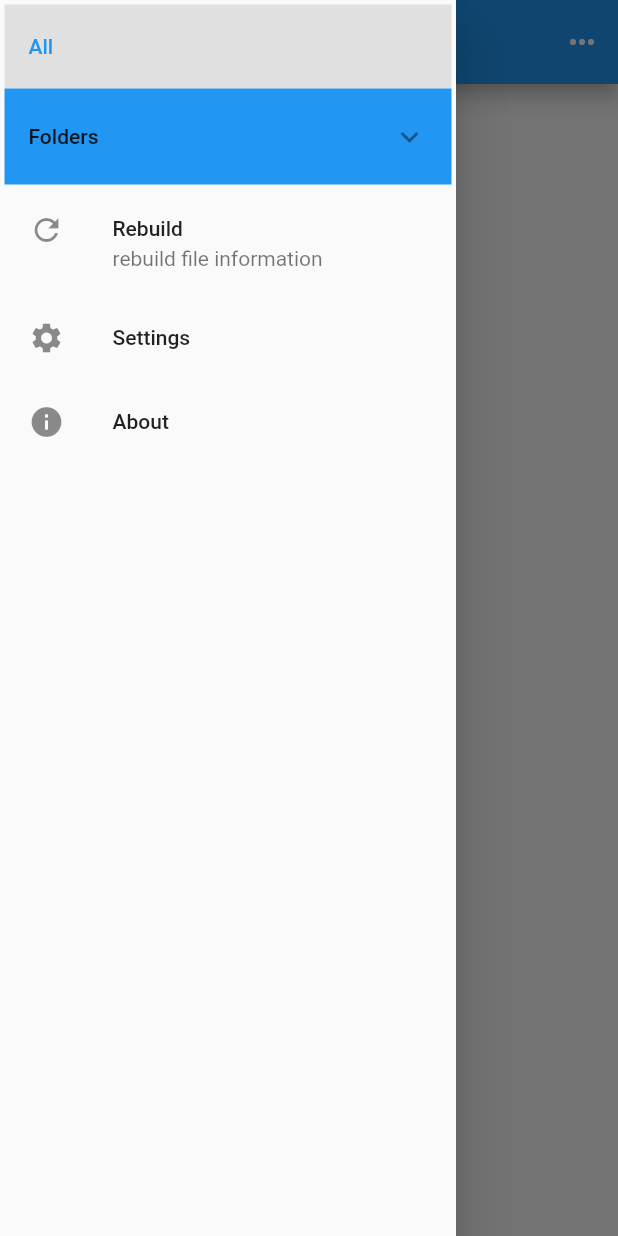
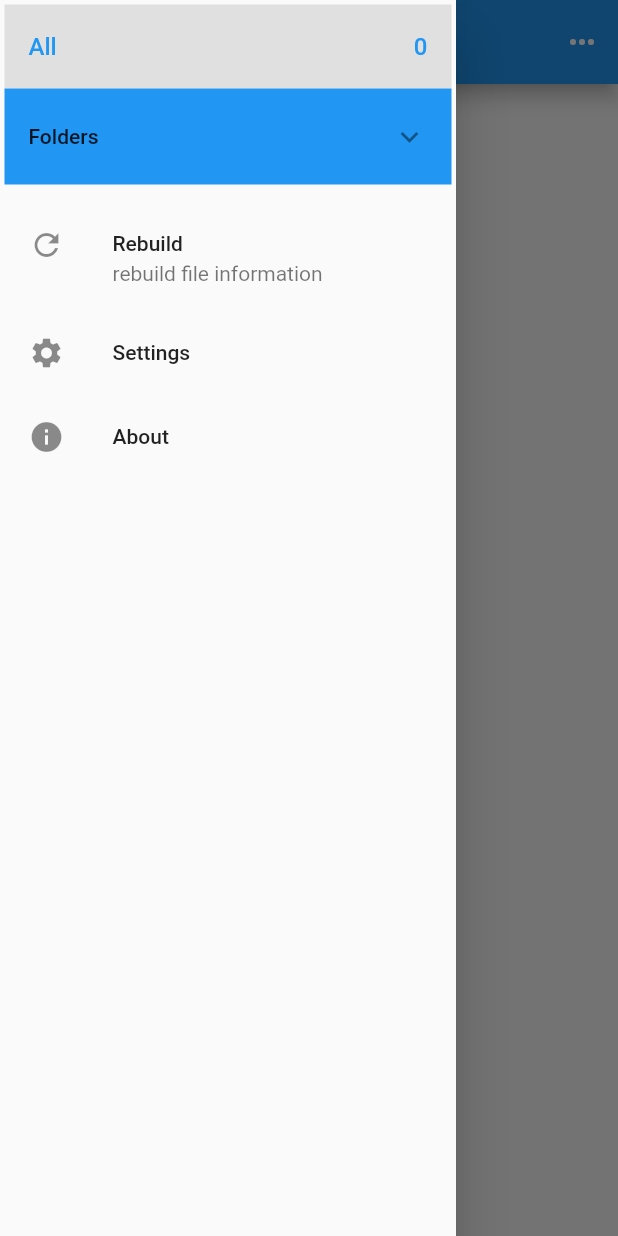
Before and after one commit to alongthecloud/docviewer, a Flutter app: the MyHomePage screen opened directly, with the side drawer open, on a phone screen of 412 x 824 dp. Run offline on Flutter 3.47's test engine with Material 2 defaults, Android fonts, the light colour scheme and no system bars; our stand-ins replace flutter_markdown, flutter_widget_from_html, new_gradient_app_bar, permission_handler, shared_preferences, sprintf; missing offline and left inert: ext_storage, flutter_settings, flutter_webview_plugin, simple_logger, synchronized_lite; accounts and stored records are empty.

Commit message:
UI 수정 (글자 크기 및 간격 조정)

```diff
--- a/lib/model/documentmodel.dart
+++ b/lib/model/documentmodel.dart
@@ -58,6 +58,10 @@ class DocumentModel extends ChangeNotifier {
 
   Map<String, InfoTags> getTags() {
     return _dataManager.desces;
+  }
+
+  int getAllFilesCount() {
+    return _dataManager.allFilesCount;
   }
 
   Future<Directory> _getTargetPath() async {
@@ -123,7 +127,7 @@ class DocumentModel extends ChangeNotifier {
 
     updateFilterList(null);
     updateModel();
-  }
+  } // UpdateInfo
 
   Image loadImageFromPath(imagepath) {
     var f = File(imagepath);
--- a/lib/model/information.dart
+++ b/lib/model/information.dart
@@ -72,8 +72,11 @@ class InfoFile implements InfoBase {
 }
 
 class InfoFolder implements InfoBase {
+  // serialized
   String path;
   String title;
+  // non-serialized
+  int count = 0;
 
   InfoFolder(this.path, this.title);
 
--- a/lib/myhomepage.dart
+++ b/lib/myhomepage.dart
@@ -32,9 +32,22 @@ class _MyHomePageState extends State<MyHomePage> {
   }
 
   Widget _folderListView(context, DocumentModel model) {
+    // Custom Text Widget function
+    const TextStyle widgetTextStyle = TextStyle(fontSize: 16);
+    Widget Function(String text, int count) customTextWidget =
+        (String text, int count) {
+      //return Text(text, style: TextStyle(fontSize: 16));
+      return Row(
+          mainAxisAlignment: MainAxisAlignment.spaceBetween,
+          children: <Widget>[
+            Text(text, style: widgetTextStyle),
+            Text(count.toString(), style: widgetTextStyle)
+          ]);
+    };
+
     var folderinfos = model.getFolders();
+    final filterindices = model.filters;
 
-    final filterindices = model.filters;
     List<Widget> groupWidget = [];
 
     Color selectedColor = Colors.grey[300];
@@ -43,22 +56,25 @@ class _MyHomePageState extends State<MyHomePage> {
     for (InfoFolder info in folderinfos.values) {
       var leadicon =
           model.icons.containsKey(info.path) ? model.icons[info.path] : null;
-      groupWidget.add(ListTile(
+      groupWidget.add(Container(
+          padding: EdgeInsets.all(2),
+          child: ListTile(
               leading: Container(
-              width: 32, height: 32, child: ClipOval(child: leadicon)),
-          title: Text(info.title),
+                  width: 40, height: 40, child: ClipOval(child: leadicon)),
+              title: customTextWidget(info.title, info.count),
               onTap: () {
                 model.updateFilterList([info.path]);
                 model.updateModel();
                 Navigator.pop(context);
               },
-          selected:
-              filterindices.length != 0 && filterindices.contains(info.path),
-          selectedTileColor: selectedColor));
+              selected: filterindices.length != 0 &&
+                  filterindices.contains(info.path),
+              selectedTileColor: selectedColor)));
     }
 
     // additional  widgets
     List<Widget> appendWidget = [];
+    appendWidget.add(SizedBox(height: 10));
     appendWidget.add(ListTile(
       leading: const Icon(Icons.refresh),
       title: Text('Rebuild'),
@@ -114,9 +130,11 @@ class _MyHomePageState extends State<MyHomePage> {
       },
     ));
 
+    int allFilesCount = model.getAllFilesCount();
+
     return ListView(children: [
       ListTile(
-        title: Text('All'),
+        title: customTextWidget('All', allFilesCount),
         onTap: () {
           model.updateFilterList(null);
           model.updateModel();
```
Also changed, not shown: lib/model/datamanager.dart (+17 -1 lines), lib/widget/my_list_tile.dart (+12 -11 lines). Lines whose indentation alone changed are shown as unchanged.
